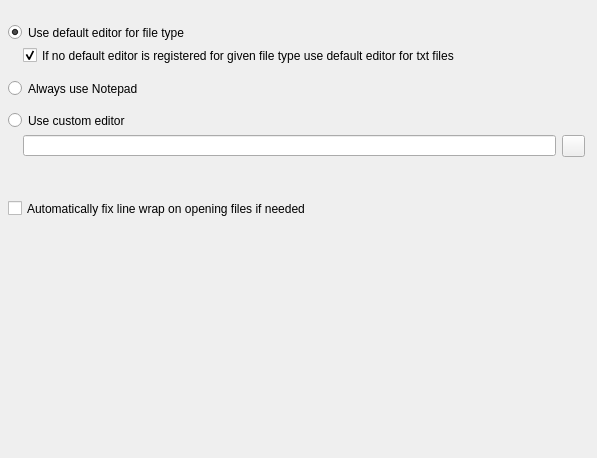
Before: the Qt Designer form src/forms/SetupFrameEditorUnit.ui in Eldricos/D-Fend-Reborn, drawn with Qt 5.
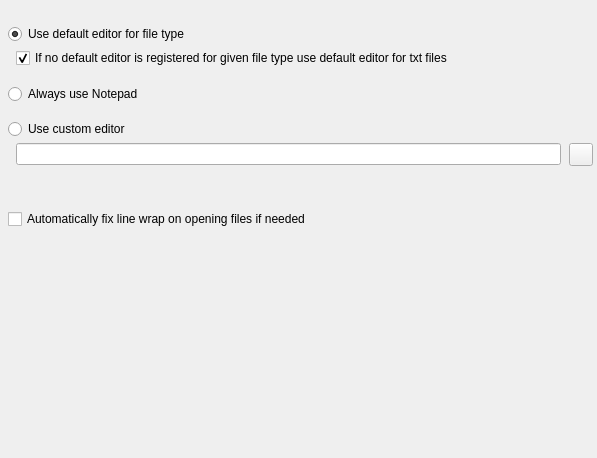
After: the same form once the commit is applied. Icons and pictures are not drawn.

Commit message: Program options: Qt layouts instead of fixed pixel positions

```diff
--- a/src/forms/SetupFrameEditorUnit.ui
+++ b/src/forms/SetupFrameEditorUnit.ui
@@ -5,43 +5,142 @@
     <property name="geometry"><rect><x>0</x><y>0</y><width>597</width><height>458</height></rect></property>
     <property name="vclDesignWidth" stdset="0"><number>597</number></property>
     <property name="vclDesignHeight" stdset="0"><number>458</number></property>
-    <widget class="QToolButton" name="CustomButton">
-      <property name="geometry"><rect><x>562</x><y>135</y><width>23</width><height>22</height></rect></property>
-      <property name="vclAnchors" stdset="0"><string notr="true">akTop,akRight</string></property>
-      <property name="icon"><iconset resource="../../resources/dfend.qrc"><normaloff>:/glyphs/92d9d1a333bceee3.png</normaloff></iconset></property>
-      <property name="iconSize"><size><width>16</width><height>16</height></size></property>
-    </widget>
+    <layout class="QVBoxLayout" name="SetupFrameEditor_Layout" stretch="0,0,0,0,0,0,0,1">
+      <property name="leftMargin"><number>8</number></property>
+      <property name="topMargin"><number>24</number></property>
+      <property name="rightMargin"><number>4</number></property>
+      <property name="bottomMargin"><number>8</number></property>
+      <property name="spacing"><number>0</number></property>
+      <item>
+        <layout class="QGridLayout" name="SetupFrameEditor_Section1" columnstretch="0,0,1">
+          <property name="leftMargin"><number>0</number></property>
+          <property name="topMargin"><number>0</number></property>
+          <property name="rightMargin"><number>0</number></property>
+          <property name="bottomMargin"><number>0</number></property>
+          <property name="horizontalSpacing"><number>8</number></property>
+          <property name="verticalSpacing"><number>4</number></property>
+          <item row="0" column="0" colspan="3">
     <widget class="QRadioButton" name="RadioButtonDefault">
-      <property name="geometry"><rect><x>8</x><y>24</y><width>578</width><height>17</height></rect></property>
-      <property name="vclAnchors" stdset="0"><string notr="true">akLeft,akTop,akRight</string></property>
       <property name="text"><string>Use default editor for file type</string></property>
       <property name="checked"><bool>true</bool></property>
     </widget>
+          </item>
+          <item row="1" column="1" colspan="2">
     <widget class="QCheckBox" name="FallbackCheckBox">
-      <property name="geometry"><rect><x>23</x><y>47</y><width>571</width><height>17</height></rect></property>
-      <property name="vclAnchors" stdset="0"><string notr="true">akLeft,akTop,akRight</string></property>
       <property name="text"><string>If no default editor is registered for given file type use default editor for txt files</string></property>
       <property name="checked"><bool>true</bool></property>
     </widget>
+          </item>
+          <item row="0" column="2">
+            <spacer name="SetupFrameEditor_Section1_HFill">
+              <property name="orientation"><enum>Qt::Horizontal</enum></property>
+              <property name="sizeHint" stdset="0"><size><width>0</width><height>0</height></size></property>
+            </spacer>
+          </item>
+        </layout>
+      </item>
+      <item>
+        <spacer name="SetupFrameEditor_Gap1">
+          <property name="orientation"><enum>Qt::Vertical</enum></property>
+          <property name="sizeType"><enum>QSizePolicy::Fixed</enum></property>
+          <property name="sizeHint" stdset="0"><size><width>0</width><height>16</height></size></property>
+        </spacer>
+      </item>
+      <item>
+        <layout class="QGridLayout" name="SetupFrameEditor_Section2" columnstretch="0,1">
+          <property name="leftMargin"><number>0</number></property>
+          <property name="topMargin"><number>0</number></property>
+          <property name="rightMargin"><number>0</number></property>
+          <property name="bottomMargin"><number>0</number></property>
+          <property name="horizontalSpacing"><number>8</number></property>
+          <property name="verticalSpacing"><number>4</number></property>
+          <item row="0" column="0" colspan="2">
     <widget class="QRadioButton" name="RadioButtonNotepad">
-      <property name="geometry"><rect><x>8</x><y>80</y><width>578</width><height>17</height></rect></property>
-      <property name="vclAnchors" stdset="0"><string notr="true">akLeft,akTop,akRight</string></property>
       <property name="text"><string>Always use Notepad</string></property>
     </widget>
+          </item>
+          <item row="0" column="1">
+            <spacer name="SetupFrameEditor_Section2_HFill">
+              <property name="orientation"><enum>Qt::Horizontal</enum></property>
+              <property name="sizeHint" stdset="0"><size><width>0</width><height>0</height></size></property>
+            </spacer>
+          </item>
+        </layout>
+      </item>
+      <item>
+        <spacer name="SetupFrameEditor_Gap2">
+          <property name="orientation"><enum>Qt::Vertical</enum></property>
+          <property name="sizeType"><enum>QSizePolicy::Fixed</enum></property>
+          <property name="sizeHint" stdset="0"><size><width>0</width><height>15</height></size></property>
+        </spacer>
+      </item>
+      <item>
+        <layout class="QGridLayout" name="SetupFrameEditor_Section3" columnstretch="0,0,1,0">
+          <property name="leftMargin"><number>0</number></property>
+          <property name="topMargin"><number>0</number></property>
+          <property name="rightMargin"><number>0</number></property>
+          <property name="bottomMargin"><number>0</number></property>
+          <property name="horizontalSpacing"><number>8</number></property>
+          <property name="verticalSpacing"><number>4</number></property>
+          <item row="0" column="0" colspan="4">
     <widget class="QRadioButton" name="RadioButtonCustom">
-      <property name="geometry"><rect><x>8</x><y>112</y><width>578</width><height>17</height></rect></property>
-      <property name="vclAnchors" stdset="0"><string notr="true">akLeft,akTop,akRight</string></property>
       <property name="text"><string>Use custom editor</string></property>
     </widget>
+          </item>
+          <item row="1" column="1" colspan="2">
     <widget class="QLineEdit" name="CustomEdit">
-      <property name="geometry"><rect><x>23</x><y>135</y><width>533</width><height>21</height></rect></property>
-      <property name="vclAnchors" stdset="0"><string notr="true">akLeft,akTop,akRight</string></property>
-    </widget>
+      </widget>
+          </item>
+          <item row="1" column="3" alignment="Qt::AlignRight">
+            <widget class="QToolButton" name="CustomButton">
+              <property name="icon"><iconset resource="../../resources/dfend.qrc"><normaloff>:/glyphs/92d9d1a333bceee3.png</normaloff></iconset></property>
+              <property name="iconSize"><size><width>16</width><height>16</height></size></property>
+              <property name="minimumSize"><size><width>23</width><height>0</height></size></property>
+            </widget>
+          </item>
+          <item row="0" column="2">
+            <spacer name="SetupFrameEditor_Section3_HFill">
+              <property name="orientation"><enum>Qt::Horizontal</enum></property>
+              <property name="sizeHint" stdset="0"><size><width>0</width><height>0</height></size></property>
+            </spacer>
+          </item>
+        </layout>
+      </item>
+      <item>
+        <spacer name="SetupFrameEditor_Gap3">
+          <property name="orientation"><enum>Qt::Vertical</enum></property>
+          <property name="sizeType"><enum>QSizePolicy::Fixed</enum></property>
+          <property name="sizeHint" stdset="0"><size><width>0</width><height>43</height></size></property>
+        </spacer>
+      </item>
+      <item>
+        <layout class="QGridLayout" name="SetupFrameEditor_Section4" columnstretch="0,1">
+          <property name="leftMargin"><number>0</number></property>
+          <property name="topMargin"><number>0</number></property>
+          <property name="rightMargin"><number>0</number></property>
+          <property name="bottomMargin"><number>0</number></property>
+          <property name="horizontalSpacing"><number>8</number></property>
+          <property name="verticalSpacing"><number>4</number></property>
+          <item row="0" column="0" colspan="2">
     <widget class="QCheckBox" name="FixLineWrapCheckBox">
-      <property name="geometry"><rect><x>8</x><y>200</y><width>578</width><height>17</height></rect></property>
-      <property name="vclAnchors" stdset="0"><string notr="true">akLeft,akTop,akRight</string></property>
       <property name="text"><string>Automatically fix line wrap on opening files if needed</string></property>
     </widget>
+          </item>
+          <item row="0" column="1">
+            <spacer name="SetupFrameEditor_Section4_HFill">
+              <property name="orientation"><enum>Qt::Horizontal</enum></property>
+              <property name="sizeHint" stdset="0"><size><width>0</width><height>0</height></size></property>
+            </spacer>
+          </item>
+        </layout>
+      </item>
+      <item>
+        <spacer name="SetupFrameEditor_VFill">
+          <property name="orientation"><enum>Qt::Vertical</enum></property>
+          <property name="sizeHint" stdset="0"><size><width>0</width><height>0</height></size></property>
+        </spacer>
+      </item>
+    </layout>
   </widget>
   <tabstops>
     <tabstop>RadioButtonDefault</tabstop>
```
Left out of the diff: 6 changed lines with no effect on the pictures. Lines whose indentation alone changed are shown as unchanged. The commit also changes 51 other files.
